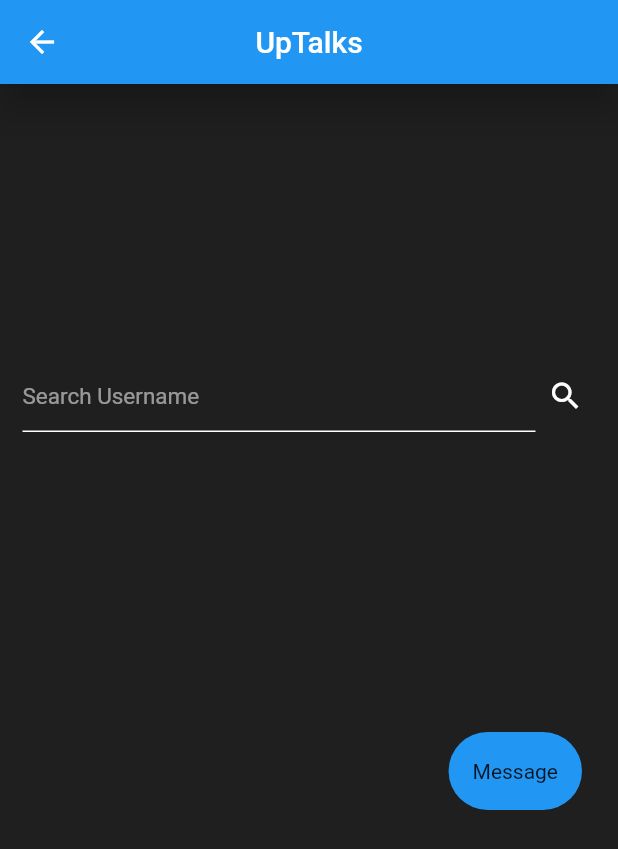
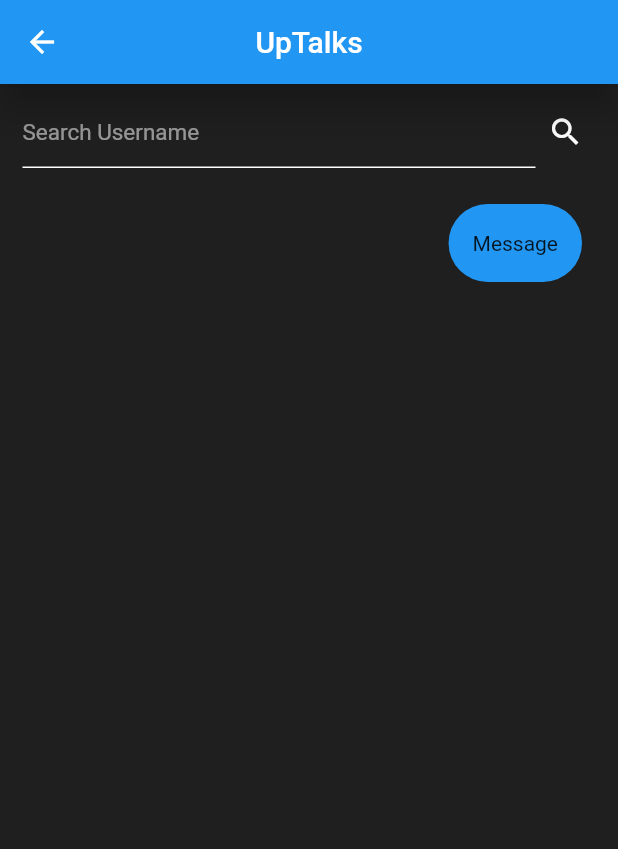
Before and after one commit to taanyatarun/Up_Talks, a Flutter app: the SearchScreen screen opened directly, after a tap on "Message", on a phone screen of 412 x 824 dp. Shown: the top 849 px of the screen. Run offline on Flutter 3.47's test engine with Material 2 defaults, Android fonts, the phone set to English and light mode, and no system bars; our stand-ins replace cloud_firestore, firebase_auth, firebase_core, shared_preferences; accounts and stored records are empty.

Commit message:
"added feature to search username"

```diff
--- /dev/null
+++ b/lib/helper/constants.dart
@@ -0,0 +1,3 @@
+class Constants{
+  static String myName = "";
+}
--- a/lib/helper/helperfunction.dart
+++ b/lib/helper/helperfunction.dart
@@ -12,7 +12,7 @@ class HelperFunctions{
     return await prefs.setBool(sharedPreferenceUserLoggedInKey, isUserLoggedIn);
   }
 
-  static Future<bool> saveUserNameLoggedInSharedPrefernce(String UserName) async{
+  static Future<bool> saveUserNameSharedPrefernce(String UserName) async{
     SharedPreferences prefs = await SharedPreferences.getInstance();
     return await prefs.setString(sharedPreferenceUserNameKey, UserName);
   }
@@ -28,7 +28,7 @@ class HelperFunctions{
     return await prefs.getBool(sharedPreferenceUserLoggedInKey);
   }
 
-  static Future<String?> getUserNameLoggedInSharedPrefernce() async{
+  static Future<String?> getUserNameSharedPrefernce() async{
     SharedPreferences prefs = await SharedPreferences.getInstance();
     return await prefs.getString(sharedPreferenceUserNameKey);
   }
--- a/lib/main.dart
+++ b/lib/main.dart
@@ -1,5 +1,7 @@
 import 'package:firebase_core/firebase_core.dart';
 import 'package:flutter/material.dart';
+import 'package:up_talks/helper/helperfunction.dart';
+import 'package:up_talks/views/chatroom.dart';
 import 'package:up_talks/views/signin.dart';
 import 'package:up_talks/views/signup.dart';
 
@@ -9,8 +11,32 @@ void main() async{
   runApp(MyApp());
 }
 
-class MyApp extends StatelessWidget {
+class MyApp extends StatefulWidget {
   const MyApp({Key? key}) : super(key: key);
+
+  @override
+  State<MyApp> createState() => _MyAppState();
+}
+
+class _MyAppState extends State<MyApp> {
+
+  bool? userIsLoggedIn;
+
+  @override
+  void initState() {
+    // TODO: implement initState
+    super.initState();
+  }
+
+  getLoogedInState() async{
+    await HelperFunctions.getUserLoggedInSharedPrefernce().then((value){
+      setState(() {
+        userIsLoggedIn = value;
+      });
+
+    });
+  }
+
 
   @override
   Widget build(BuildContext context) {
@@ -24,7 +50,8 @@ class MyApp extends StatelessWidget {
         visualDensity: VisualDensity.adaptivePlatformDensity,
       ),
 
-      home: SignIn(),
+      home: userIsLoggedIn != null ? (userIsLoggedIn == true ? ChatRoom() : SignIn()) : SignIn(),
+
     );
   }
 }
--- a/lib/services/database.dart
+++ b/lib/services/database.dart
@@ -5,6 +5,11 @@ class DatabaseMethods{
   getUserByUsername(String username) async{
     return await FirebaseFirestore.instance.collection("users")
         .where("name", isEqualTo: username).get();
+  }
+
+  getUserByUserEmail(String userEmail) async{
+    return await FirebaseFirestore.instance.collection("users")
+        .where("name", isEqualTo: userEmail).get();
   }
 
   uploadUserInfo(userMap){
--- a/lib/views/search.dart
+++ b/lib/views/search.dart
@@ -1,7 +1,10 @@
 import 'package:cloud_firestore/cloud_firestore.dart';
 import 'package:flutter/material.dart';
 import 'package:up_talks/Widgets/widget.dart';
+import 'package:up_talks/helper/constants.dart';
 import 'package:up_talks/services/database.dart';
+
+import 'conversation_screen.dart';
 
 class SearchScreen extends StatefulWidget {
   const SearchScreen({Key? key}) : super(key: key);
@@ -17,6 +20,19 @@ class _SearchScreenState extends State<SearchScreen> {
 
   late QuerySnapshot<Map<String, dynamic>> searchSnapshot;
 
+  Widget searchList(){
+    return searchSnapshot != null ?  ListView.builder(
+        itemCount:searchSnapshot.docs.length ,
+        shrinkWrap: true,
+        itemBuilder: (context, index){
+          return SearchTile(
+            userName: searchSnapshot.docs[index].data()["name"],
+            userEmail: searchSnapshot.docs[index].data()["email"],
+          );
+        }) :Container();
+  }
+
+
   bool isLoading = false;
   bool haveUserSearched = false;
 
@@ -30,23 +46,72 @@ class _SearchScreenState extends State<SearchScreen> {
     });
   }
 
-  // createChatroomandStartConvo(String userName){
-  //
-  //   List<String> users = [userName, myName];
-  //   databaseMethods.createChatRoom(chatRoomId, chatRoomMap)
-  // }
 
-  Widget searchList(){
-    return searchSnapshot != null ?  ListView.builder(
-      itemCount:searchSnapshot.docs.length ,
-        shrinkWrap: true,
-        itemBuilder: (context, index){
-        return SearchTile(
-            userName: searchSnapshot.docs[index].data()["name"],
-            userEmail: searchSnapshot.docs[index].data()["email"],
-        );
-        }) :Container();
+  createChatroomandStartConvo({required String userName})
+  {
+
+    if(userName != Constants.myName){
+      String chatRoomId = getChatRoomId(userName, Constants.myName);
+
+      List<String> users = [userName, Constants.myName];
+      Map<String, dynamic> chatRoomMap = {
+        "users" : users,
+        "chatroomId" : chatRoomId,
+      };
+
+      DatabaseMethods().createChatRoom(chatRoomId, chatRoomMap);
+      Navigator.push(context,
+          MaterialPageRoute(builder: (context) => ConversationScreen(),
+          ));
+    }
+    else{
+      print("you cannot text yourself");
+    }
   }
+
+  Widget SearchTile({required String userName, required String userEmail}) {
+    return Container(
+      padding: EdgeInsets.symmetric(horizontal: 24, vertical: 16),
+      child: Row(
+        children: [
+          Column(
+            crossAxisAlignment: CrossAxisAlignment.start,
+            children: [
+              Text(
+                userName,
+                style: TextStyle(
+                  color: Colors.white,
+                  fontSize: 16,
+                ),
+              ),
+              Text(
+                userEmail,
+                style: TextStyle(
+                  color: Colors.white,
+                  fontSize: 16,
+                ),
+              ),
+            ],
+          ),
+          Spacer(),
+          GestureDetector(
+            onTap: () {
+              createChatroomandStartConvo(userName: userName);
+            },
+            child: Container(
+              decoration: BoxDecoration(
+                color: Colors.blue,
+                borderRadius: BorderRadius.circular(30),
+              ),
+              padding: EdgeInsets.symmetric(horizontal: 16, vertical: 18),
+              child: Text("Message"),
+            ),
+          ),
+        ],
+      ),
+    );
+  }
+
 
   @override
   void initState() {
@@ -93,7 +158,7 @@ class _SearchScreenState extends State<SearchScreen> {
                       searchTextEditingController.clear();
                     },
                     child: Container(
-                      height: 400,
+                      height: 40,
                       width: 40,
                       child: Icon(
                           Icons.search,
@@ -112,54 +177,13 @@ class _SearchScreenState extends State<SearchScreen> {
   }
 }
 
-class SearchTile extends StatelessWidget {
-
-  final String userName;
-  final String userEmail;
-  SearchTile({required this.userName, required this.userEmail});
 
 
-  @override
-  Widget build(BuildContext context) {
-    return Container(
-      padding: EdgeInsets.symmetric(horizontal: 24, vertical: 16),
-      child: Row(
-        children: [
-          Column(
-            crossAxisAlignment: CrossAxisAlignment.start,
-            children: [
-              Text(
-                userName,
-                style: TextStyle(
-                  color: Colors.white,
-                  fontSize: 16,
-                ),
-              ),
-              Text(
-                userEmail,
-                style: TextStyle(
-                  color: Colors.white,
-                  fontSize: 16,
-                ),
-              ),
-            ],
-          ),
-          Spacer(),
-          GestureDetector(
-            onTap: () {
-
-            },
-            child: Container(
-              decoration: BoxDecoration(
-                color: Colors.blue,
-                borderRadius: BorderRadius.circular(30),
-              ),
-              padding: EdgeInsets.symmetric(horizontal: 16, vertical: 18),
-              child: Text("Message"),
-            ),
-          ),
-        ],
-      ),
-    );
+getChatRoomId(String a, String b) {
+  if(a.substring(0, 1).codeUnitAt(0) > b.substring(0, 1).codeUnitAt(0)){
+    return "$b\_$a";
+  }
+  else{
+    return "$a\_$b";
   }
 }
--- a/lib/views/signup.dart
+++ b/lib/views/signup.dart
@@ -38,7 +38,7 @@ class _SignUpState extends State<SignUp> {
       };
 
       HelperFunctions.saveUserEmailSharedPrefernce(email.text);
-      HelperFunctions.saveUserEmailSharedPrefernce(userName.text);
+      HelperFunctions.saveUserNameSharedPrefernce(userName.text);
 
       setState(() {
         _isLoading = true;
@@ -49,6 +49,8 @@ class _SignUpState extends State<SignUp> {
         print("${email.text}");
 
         databaseMethods.uploadUserInfo(userInfoMap);
+
+        HelperFunctions.saveUserLoggedInSharedPrefernce(true);
 
         Navigator.pushReplacement(context, MaterialPageRoute(
             builder: (context) => ChatRoom()
```
Also changed, not shown: lib/views/chatroom.dart (+12 -0 lines), lib/views/conversation_screen.dart (+15 -0 lines), lib/views/signin.dart (+62 -5 lines).
